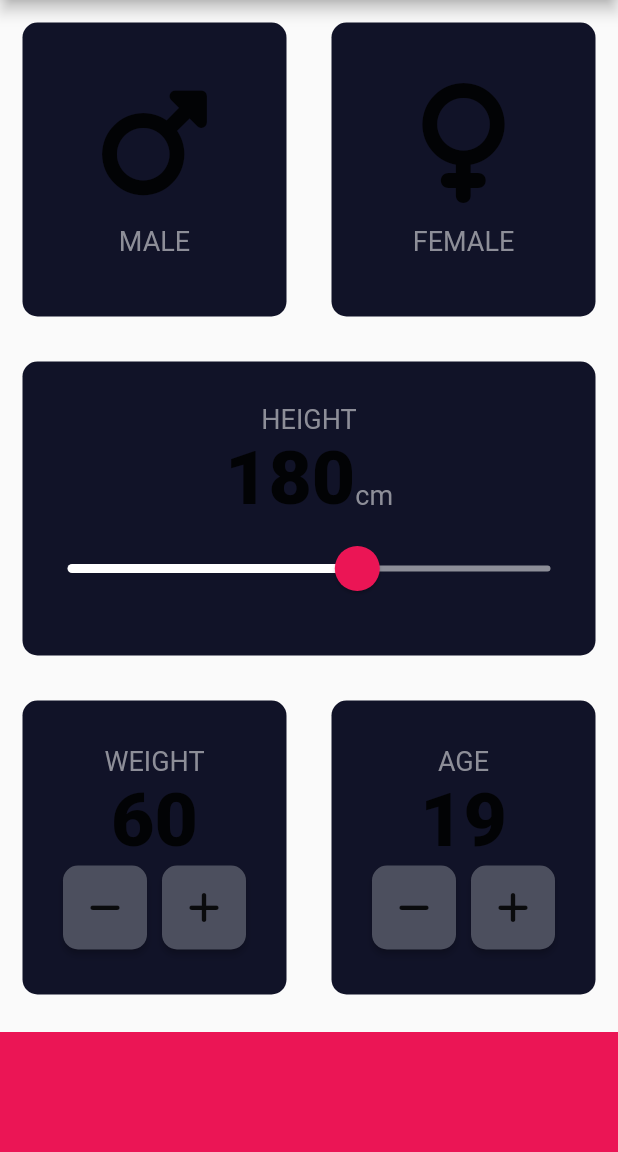
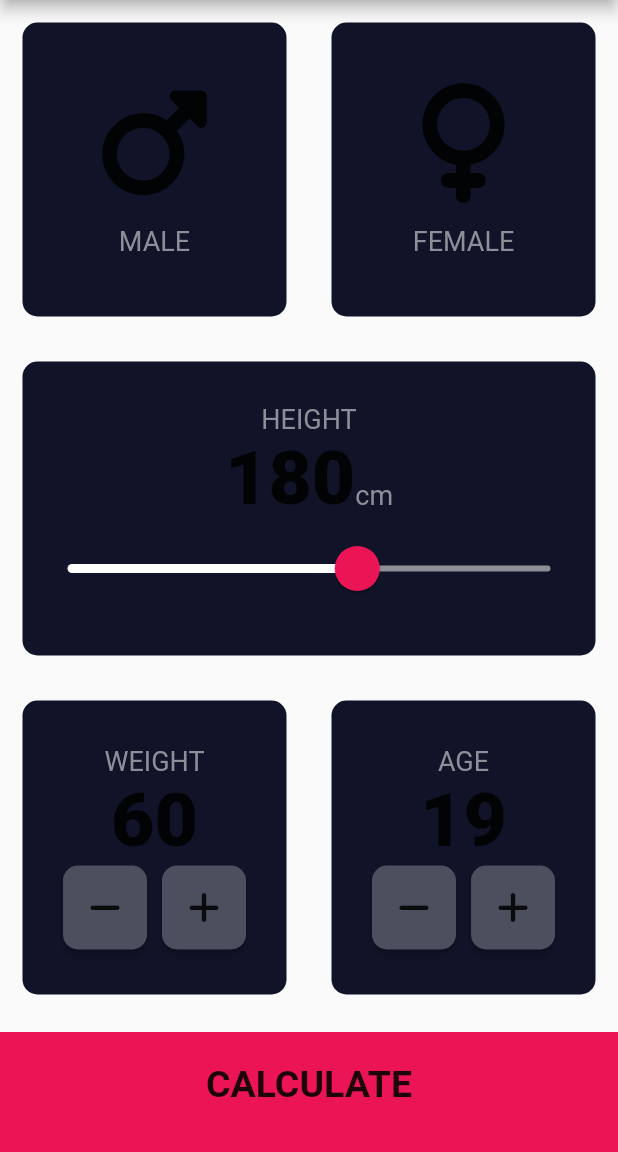
Before and after one commit to Harshal-Jaiswal/Flutter_basics, a Flutter app: the InputPage screen opened directly, on a phone screen of 412 x 824 dp, the part 84-1236 px from its top. Run offline on Flutter 3.47's test engine with Material 2 defaults, Android fonts, the phone set to English and light mode, and no system bars; our stand-ins replace font_awesome_flutter, rflutter_alert, shared_preferences; accounts and stored records are empty.

Commit message:
bmi completed

```diff
--- a/Navigation-Flutter-Demo/lib/main.dart
+++ b/Navigation-Flutter-Demo/lib/main.dart
@@ -1,4 +1,5 @@
 import 'package:flutter/material.dart';
+import 'screen0.dart';
 import 'screen1.dart';
 
 void main() => runApp(MyApp());
@@ -7,7 +8,7 @@ class MyApp extends StatelessWidget {
   @override
   Widget build(BuildContext context) {
     return MaterialApp(
-      home: Screen1(),
+      home: Screen0(),
     );
   }
 }
--- a/bmi-calculator-flutter/lib/IconContent.dart
+++ b/bmi-calculator-flutter/lib/components/IconContent.dart
@@ -1,6 +1,7 @@
 import 'package:flutter/material.dart';
 
-import 'constants.dart';
+import '../constants.dart';
+
 
 class IconContent extends StatelessWidget {
   IconContent({this.icon, this.label});
--- /dev/null
+++ b/bmi-calculator-flutter/lib/components/bottom_button.dart
@@ -0,0 +1,29 @@
+import 'package:flutter/material.dart';
+
+import '../constants.dart';
+
+
+class BottomButton extends StatelessWidget {
+  BottomButton({this.buttonTitle, this.onTap});
+
+  final Function onTap;
+  final String buttonTitle;
+  @override
+  Widget build(BuildContext context) {
+    return GestureDetector(
+      onTap: onTap,
+      child: Container(
+        child: Center(
+            child: Text(
+          buttonTitle,
+          style: KLargeButtonTextStyle,
+        )),
+        color: Color(kBottomContainerColour),
+        margin: EdgeInsets.only(top: 10),
+        padding: EdgeInsets.only(bottom: 10),
+        width: double.infinity,
+        height: kBottomContainerHeight,
+      ),
+    );
+  }
+}
--- /dev/null
+++ b/bmi-calculator-flutter/lib/components/round_bottom_button.dart
@@ -0,0 +1,24 @@
+import 'package:flutter/material.dart';
+
+class RoundIconButton extends StatelessWidget {
+  RoundIconButton({@required this.icon, @required this.onPressed});
+
+  final IconData icon;
+  final Function onPressed;
+
+  @override
+  Widget build(BuildContext context) {
+    return RawMaterialButton(
+      child: Icon(icon),
+      onPressed: onPressed,
+      // elevation: 6,
+      constraints: BoxConstraints.tightFor(
+        width: 56,
+        height: 56,
+      ),
+      // shape: CircleBorder(),
+      shape: RoundedRectangleBorder(borderRadius: BorderRadius.circular(10)),
+      fillColor: Color(0xFF4C4F5E),
+    );
+  }
+}
--- a/bmi-calculator-flutter/lib/main.dart
+++ b/bmi-calculator-flutter/lib/main.dart
@@ -1,5 +1,5 @@
+import 'package:bmi_calculator/screens/input_page.dart';
 import 'package:flutter/material.dart';
-import 'input_page.dart';
 
 void main() => runApp(BMICalculator());
 
--- a/bmi-calculator-flutter/lib/input_page.dart
+++ b/bmi-calculator-flutter/lib/screens/input_page.dart
@@ -1,8 +1,13 @@
+import 'package:bmi_calculator/calculator_brain.dart';
+import 'package:bmi_calculator/components/IconContent.dart';
+import 'package:bmi_calculator/components/ReusableCard.dart';
+import 'package:bmi_calculator/components/bottom_button.dart';
+import 'package:bmi_calculator/components/round_bottom_button.dart';
+import 'package:bmi_calculator/screens/result_page.dart';
 import 'package:flutter/material.dart';
 import 'package:font_awesome_flutter/font_awesome_flutter.dart';
-import 'IconContent.dart';
-import 'ReusableCard.dart';
-import 'constants.dart';
+
+import '../constants.dart';
 
 enum Gender {
   male,
@@ -228,37 +233,23 @@ class _InputPageState extends State<InputPage> {
               ],
             ),
           ),
-          Container(
-            color: Color(kBottomContainerColour),
-            margin: EdgeInsets.only(top: 10),
-            width: double.infinity,
-            height: kBottomContainerHeight,
+          BottomButton(
+            buttonTitle: 'CALCULATE',
+            onTap: () {
+              CalculatorBrain calc =
+                  CalculatorBrain(height: height, weight: weight);
+              Navigator.push(
+                  context,
+                  MaterialPageRoute(
+                      builder: (context) => ReaultPage(
+                            bmiResults: calc.calculateBMI(),
+                            resultTest: calc.getResults(),
+                            interpretation: calc.getInterpretation(),
+                          )));
+            },
           ),
         ],
       ),
     );
   }
 }
-
-class RoundIconButton extends StatelessWidget {
-  RoundIconButton({@required this.icon, @required this.onPressed});
-
-  final IconData icon;
-  final Function onPressed;
-
-  @override
-  Widget build(BuildContext context) {
-    return RawMaterialButton(
-      child: Icon(icon),
-      onPressed: onPressed,
-      // elevation: 6,
-      constraints: BoxConstraints.tightFor(
-        width: 56,
-        height: 56,
-      ),
-      // shape: CircleBorder(),
-      shape: RoundedRectangleBorder(borderRadius: BorderRadius.circular(10)),
-      fillColor: Color(0xFF4C4F5E),
-    );
-  }
-}
```
Also changed, not shown: bmi-calculator-flutter/lib/calculator_brain.dart (added, +36 -0 lines), bmi-calculator-flutter/lib/constants.dart (+26 -0 lines), bmi-calculator-flutter/lib/screens/result_page.dart (added, +71 -0 lines), Navigation-Flutter-Demo/lib/screen0.dart (line endings or trailing spaces), Navigation-Flutter-Demo/pubspec.lock, bmi-calculator-flutter/lib/components/ReusableCard.dart (renamed from bmi-calculator-flutter/lib/ReusableCard.dart), 4 other files.
